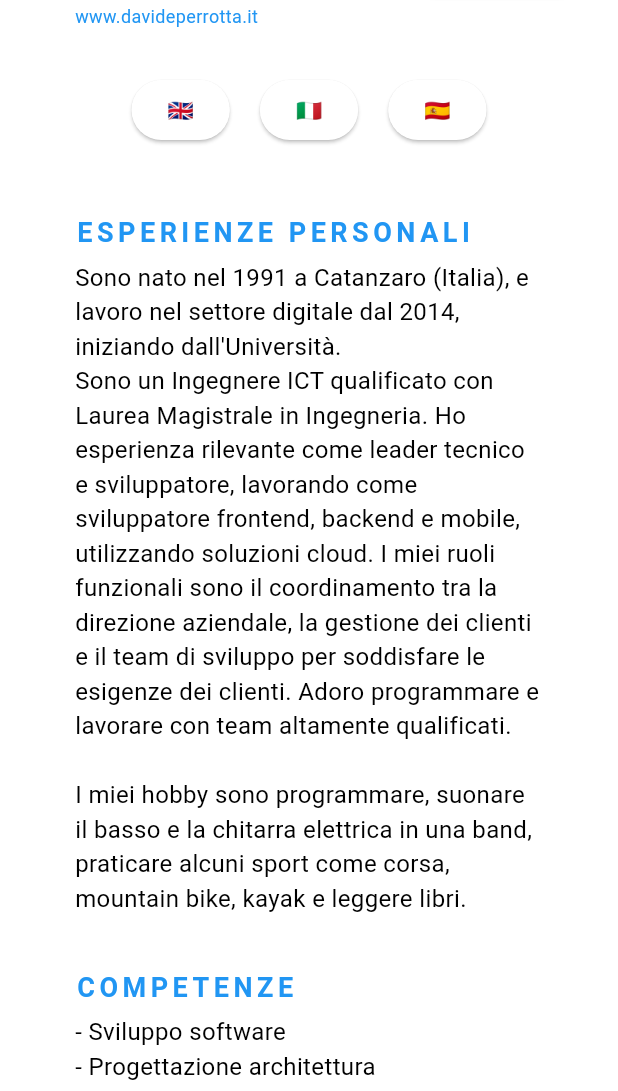
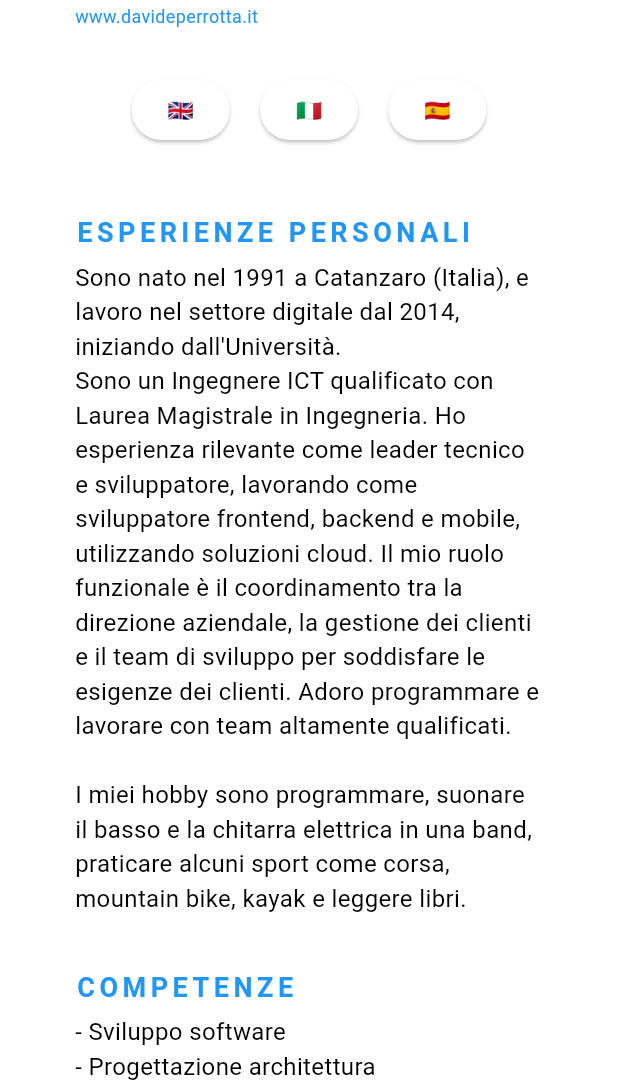
Before and after one commit to davideperrotta/resume_app, a Flutter app: the screen it shows after launch, after a tap on an icon or button, on a phone screen of 412 x 824 dp, the part 145-1236 px from its top. Run offline on Flutter 3.47's test engine with Material 3 defaults, Android fonts, the light colour scheme and no system bars; our stand-ins replace bloc, equatable, flutter_bloc, responsive_builder.

Commit message:
setting multilanguage part 6

```diff
--- a/lib/labels.dart
+++ b/lib/labels.dart
@@ -1,7 +1,7 @@
 final Map<String, Map<String, String>> labels = {
   'en': {
     'personalExperiencesTitle': 'PERSONAL EXPERIENCES',
-    'personalExperiencesDesc': 'I was born in 1991 in Catanzaro (Italy), and I have been working in digital industry since 2014, starting from University.\nI’m a qualified ICT Engineer with Engineering Master’s Degree. I have relevant experience as technical leader and developer, working as frontend, backend and mobile developer, using cloud solutions. My functional roles are coordination among company management, customers management and development team to target the customers needs. I love coding and working with high skilled teams.\n\nMy hobbies are coding, playing bass guitar and electric guitar in a band, doing some sports like running, mountain biking, kayaking, and reading books.',
+    'personalExperiencesDesc': 'I was born in 1991 in Catanzaro (Italy), and I have been working in digital industry since 2014, starting from University.\nI’m a qualified ICT Engineer with Engineering Master’s Degree. I have relevant experience as technical leader and developer, working as frontend, backend and mobile developer, using cloud solutions. My functional role is coordination among company management, customers management and development team to target the customers needs. I love coding and working with high skilled teams.\n\nMy hobbies are coding, playing bass guitar and electric guitar in a band, doing some sports like running, mountain biking, kayaking, and reading books.',
     'skillsTitle': 'SKILLS',
     'skillsDesc': '- Software Development\n- Architecture Design\n- Database Development\n- Technical management\n- Training',
     'relevantExperiencesTitle': 'RELEVANT EXPERIENCES',
@@ -18,7 +18,7 @@ final Map<String, Map<String, String>> labels = {
   },
   'it': {
     'personalExperiencesTitle': 'ESPERIENZE PERSONALI',
-    'personalExperiencesDesc': "Sono nato nel 1991 a Catanzaro (Italia), e lavoro nel settore digitale dal 2014, iniziando dall'Università.\nSono un Ingegnere ICT qualificato con Laurea Magistrale in Ingegneria. Ho esperienza rilevante come leader tecnico e sviluppatore, lavorando come sviluppatore frontend, backend e mobile, utilizzando soluzioni cloud. I miei ruoli funzionali sono il coordinamento tra la direzione aziendale, la gestione dei clienti e il team di sviluppo per soddisfare le esigenze dei clienti. Adoro programmare e lavorare con team altamente qualificati.\n\nI miei hobby sono programmare, suonare il basso e la chitarra elettrica in una band, praticare alcuni sport come corsa, mountain bike, kayak e leggere libri.",
+    'personalExperiencesDesc': "Sono nato nel 1991 a Catanzaro (Italia), e lavoro nel settore digitale dal 2014, iniziando dall'Università.\nSono un Ingegnere ICT qualificato con Laurea Magistrale in Ingegneria. Ho esperienza rilevante come leader tecnico e sviluppatore, lavorando come sviluppatore frontend, backend e mobile, utilizzando soluzioni cloud. Il mio ruolo funzionale è il coordinamento tra la direzione aziendale, la gestione dei clienti e il team di sviluppo per soddisfare le esigenze dei clienti. Adoro programmare e lavorare con team altamente qualificati.\n\nI miei hobby sono programmare, suonare il basso e la chitarra elettrica in una band, praticare alcuni sport come corsa, mountain bike, kayak e leggere libri.",
     'skillsTitle': 'COMPETENZE',
     'skillsDesc': '- Sviluppo software\n- Progettazione architettura\n- Sviluppo database\n- Gestione tecnica\n- Formazione',
     'relevantExperiencesTitle': 'ESPERIENZE RILEVANTI',
@@ -35,7 +35,7 @@ final Map<String, Map<String, String>> labels = {
   },
   'es': {
     'personalExperiencesTitle': 'EXPERIENCIAS PERSONALES',
-    'personalExperiencesDesc': 'Nací en 1991 en Catanzaro (Italia) y trabajo en la industria digital desde 2014, desde la universidad.\nSoy ingeniero TIC titulado con máster en ingeniería. Tengo experiencia relevante como líder técnico y desarrollador, trabajando como desarrollador frontend, backend y móvil, utilizando soluciones en Cloud. Mis funciones funcionales son la coordinación entre la dirección de la empresa, la gestión de clientes y el equipo de desarrollo para abordar las necesidades de los clientes. Me encanta codificar y trabajar con equipos altamente calificados.\n\nMis pasatiempos son codificar, tocar el bajo y la guitarra eléctrica en una banda, practicar algunos deportes como correr, andar en bicicleta de montaña, hacer kayak y leer libros.',
+    'personalExperiencesDesc': 'Nací en 1991 en Catanzaro (Italia) y trabajo en la industria digital desde 2014, desde la universidad.\nSoy ingeniero TIC titulado con máster en ingeniería. Tengo experiencia relevante como líder técnico y desarrollador, trabajando como desarrollador frontend, backend y móvil, utilizando soluciones en Cloud. Mi rol funcionale es la coordinación entre la dirección de la empresa, la gestión de clientes y el equipo de desarrollo para abordar las necesidades de los clientes. Me encanta codificar y trabajar con equipos altamente calificados.\n\nMis pasatiempos son codificar, tocar el bajo y la guitarra eléctrica en una banda, practicar algunos deportes como correr, andar en bicicleta de montaña, hacer kayak y leer libros.',
     'skillsTitle': 'HABILIDADES',
     'skillsDesc': '- Desarrollo de software\n- Diseño de arquitectura\n- Desarrollo de bases de datos\n- Gestión técnica\n- Capacitación',
     'relevantExperiencesTitle': 'EXPERIENCIAS RELEVANTES',
```
